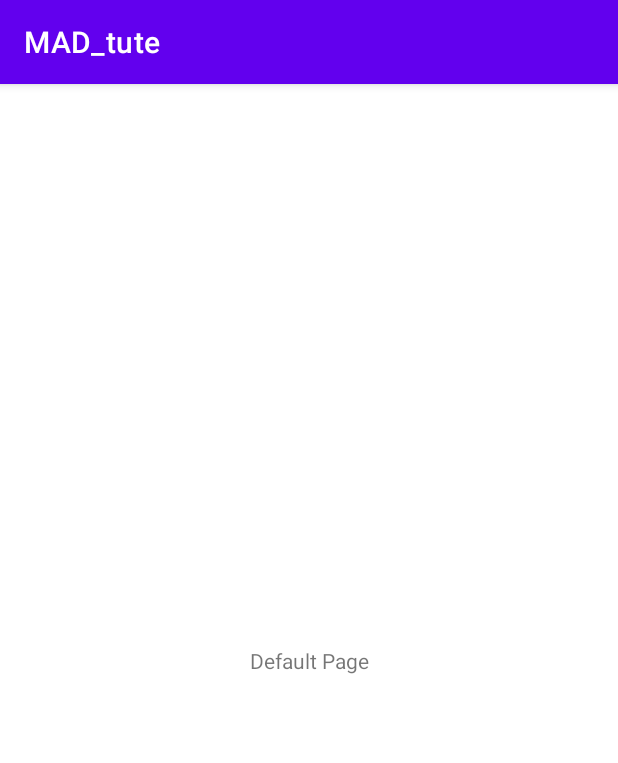
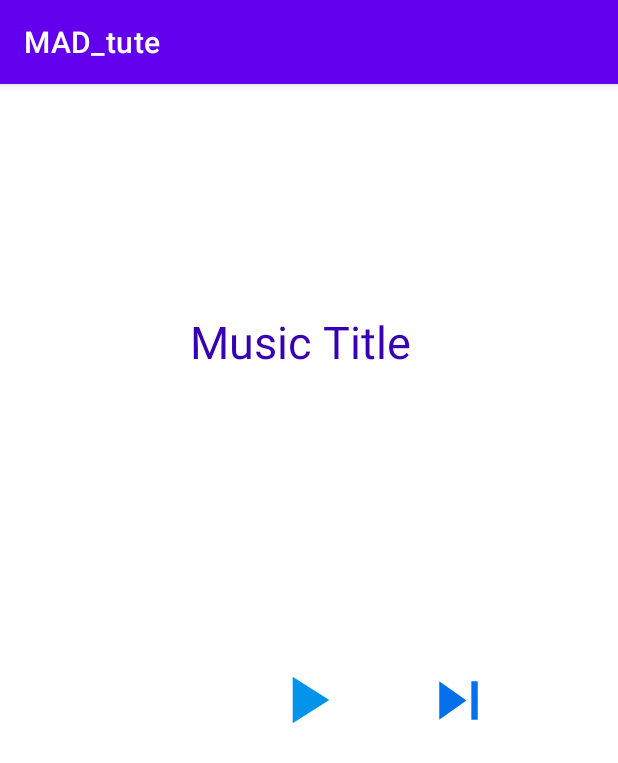
Before and after one commit to Kavithma-Dharmathilake/MAD_tutes, an Android app: the screen it shows after launch (MainActivity), on a phone screen of 412 x 824 dp. Shown: the top 763 px of the screen. Run offline under Robolectric (Android 15) with nearby library versions, the phone set to English and light mode, and no system bars; 2 statements that could not run were skipped.

Commit message:
Music player using MusicPlayerService

```diff
--- a/app/src/main/java/com/example/mad_tute/MainActivity.kt
+++ b/app/src/main/java/com/example/mad_tute/MainActivity.kt
@@ -1,11 +1,72 @@
 package com.example.mad_tute
 
+import android.content.ComponentName
+import android.content.Context
+import android.content.Intent
+import android.content.ServiceConnection
 import androidx.appcompat.app.AppCompatActivity
 import android.os.Bundle
+import android.os.IBinder
+import android.util.Log
+import android.widget.ImageView
+import android.widget.TextView
 
 class MainActivity : AppCompatActivity() {
+
+    private lateinit var playPauseButton:ImageView
+    private lateinit var skipButton: ImageView
+    private lateinit var tvMusicTitle: TextView
+    private var isPlaying = false
+    private var isBound = false
+    private lateinit var musicPlayerService: MusicPlayerService
+
     override fun onCreate(savedInstanceState: Bundle?) {
         super.onCreate(savedInstanceState)
         setContentView(R.layout.activity_main)
+
+        playPauseButton = findViewById(R.id.btnPlayPause)
+        skipButton = findViewById(R.id.btnSkip)
+        tvMusicTitle = findViewById(R.id.tvMusicTitle)
+
+        playPauseButton.setOnClickListener {
+            if (!isPlaying){
+                musicPlayerService.play()
+                tvMusicTitle.text = musicPlayerService.nowPlaying
+                isPlaying = true
+            }else{
+                musicPlayerService.pauseTrack()
+                isPlaying = false
+            }
+        }
+        skipButton.setOnClickListener {
+            musicPlayerService.skipTrack()
+            tvMusicTitle.text = musicPlayerService.nowPlaying
+        }
+    }
+
+    private val serviceConnection = object: ServiceConnection {
+        override fun onServiceConnected(name: ComponentName?, service: IBinder?) {
+            val binder = service as MusicPlayerService.LocalBinder
+            musicPlayerService = binder.getService()
+            isBound = true
+        }
+        override fun onServiceDisconnected(name: ComponentName?) {
+            isBound = false
+        }
+    }
+
+
+    override fun onStart() {
+        super.onStart()
+        val intent = Intent(this, MusicPlayerService::class.java)
+        bindService(intent, serviceConnection, Context.BIND_AUTO_CREATE)
+        Log.d("MainActivity","Service Started")
+    }
+    override fun onStop() {
+        super.onStop()
+        if (isBound) {
+            //unbindService(serviceConnection)
+            isBound = false
+        }
     }
 }
--- /dev/null
+++ b/app/src/main/res/drawable/next.xml
@@ -0,0 +1,5 @@
+<vector android:height="24dp" android:tint="#0470EC"
+    android:viewportHeight="24" android:viewportWidth="24"
+    android:width="24dp" xmlns:android="http://schemas.android.com/apk/res/android">
+    <path android:fillColor="@android:color/white" android:pathData="M6,18l8.5,-6L6,6v12zM16,6v12h2V6h-2z"/>
+</vector>
--- /dev/null
+++ b/app/src/main/res/drawable/play.xml
@@ -0,0 +1,5 @@
+<vector android:height="24dp" android:tint="#0493EC"
+    android:viewportHeight="24" android:viewportWidth="24"
+    android:width="24dp" xmlns:android="http://schemas.android.com/apk/res/android">
+    <path android:fillColor="@android:color/white" android:pathData="M8,5v14l11,-7z"/>
+</vector>
--- a/app/src/main/res/layout/activity_main.xml
+++ b/app/src/main/res/layout/activity_main.xml
@@ -7,12 +7,37 @@
     tools:context=".MainActivity">
 
     <TextView
-        android:layout_width="wrap_content"
-        android:layout_height="wrap_content"
-        android:text="Default Page"
+        android:id="@+id/tvMusicTitle"
+        android:layout_width="180dp"
+        android:layout_height="42dp"
+        android:text="Music Title"
+        android:textSize="30dp"
+        android:textColor="@color/purple_700"
         app:layout_constraintBottom_toBottomOf="parent"
         app:layout_constraintEnd_toEndOf="parent"
+        app:layout_constraintHorizontal_bias="0.545"
         app:layout_constraintStart_toStartOf="parent"
-        app:layout_constraintTop_toTopOf="parent" />
+        app:layout_constraintTop_toTopOf="parent"
+        app:layout_constraintVertical_bias="0.208" />
+
+    <ImageView
+        android:id="@+id/btnPlayPause"
+        android:layout_width="56dp"
+        android:layout_height="53dp"
+        android:layout_marginStart="176dp"
+        android:layout_marginTop="384dp"
+        app:layout_constraintStart_toStartOf="parent"
+        app:layout_constraintTop_toTopOf="parent"
+        app:srcCompat="@drawable/play" />
+
+    <ImageView
+        android:id="@+id/btnSkip"
+        android:layout_width="51dp"
+        android:layout_height="54dp"
+        android:layout_marginStart="48dp"
+        android:layout_marginTop="384dp"
+        app:layout_constraintStart_toEndOf="@+id/btnPlayPause"
+        app:layout_constraintTop_toTopOf="parent"
+        app:srcCompat="@drawable/next" />
 
 </androidx.constraintlayout.widget.ConstraintLayout>
```
Also changed, not shown: app/src/main/AndroidManifest.xml (+7 -0 lines), app/src/main/java/com/example/mad_tute/MusicPlayerService.kt (added, +110 -0 lines), 3 other files.
